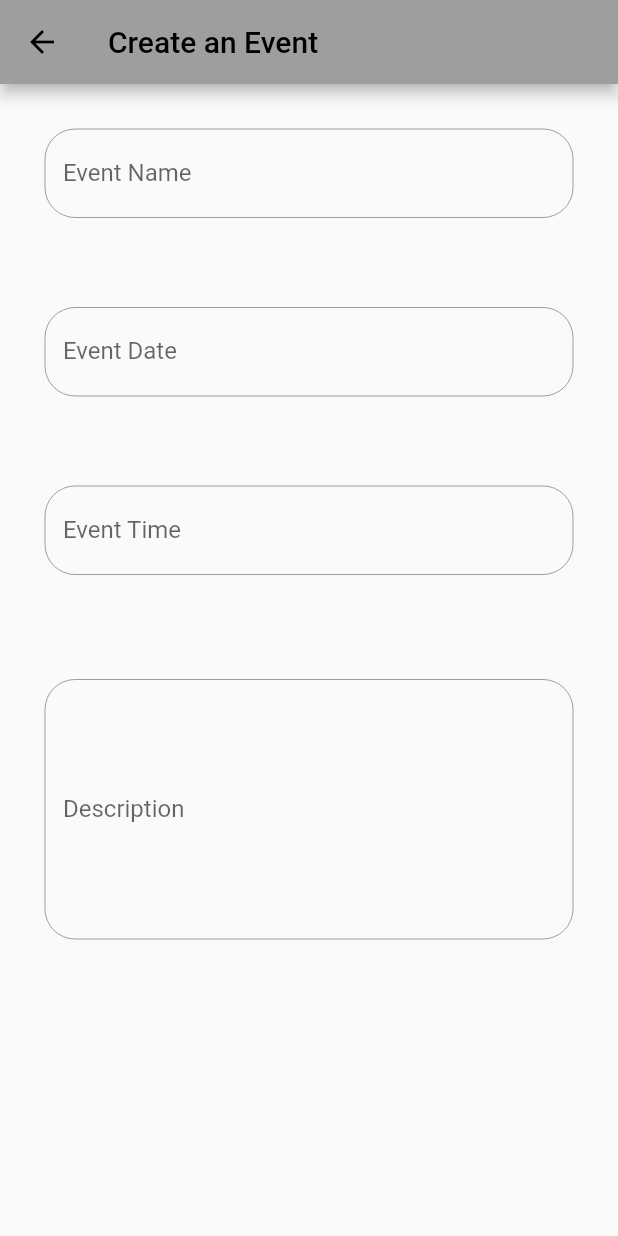
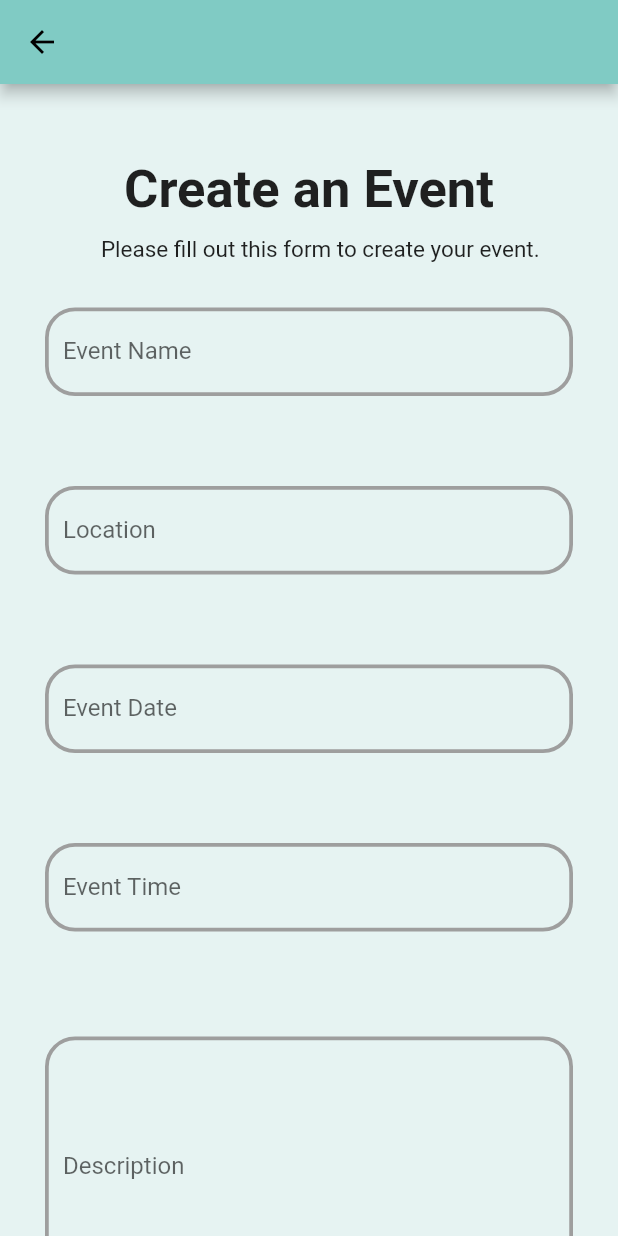
Before and after one commit to sergiovasquez122/491b, a Flutter app: the CreateEventView screen opened directly, on a phone screen of 412 x 824 dp. Run offline on Flutter 3.47's test engine with Material 2 defaults, Android fonts, the phone set to English and light mode, and no system bars; our stand-ins replace firebase_auth, flutter_pw_validator; accounts and stored records are empty.

Commit message:
Updated create event form UI
Added a button at the end of the form and made the page look nicer.

```diff
--- a/getoutapp/lib/ui/createEvent/create_event_view.dart
+++ b/getoutapp/lib/ui/createEvent/create_event_view.dart
@@ -23,9 +23,12 @@ class _CreateEventViewState extends State<CreateEventView> {
 
 
    Widget build(BuildContext context) {
+
     return Scaffold(
+      backgroundColor: Color.fromARGB(255, 230, 243, 242),
       appBar: AppBar(
-        title: Text('Create an Event'),
+        backgroundColor: Colors.teal[200]
+        //title: Text('Create an Event'),
       ),
       body: SingleChildScrollView(
         child: Form(
@@ -34,6 +37,18 @@ class _CreateEventViewState extends State<CreateEventView> {
             mainAxisAlignment: MainAxisAlignment.spaceEvenly,
 
             children: [
+              Padding(
+                padding: const EdgeInsets.only(top: 50.0),
+                child: Text('Create an Event',
+                      style:
+                          TextStyle(fontWeight: FontWeight.bold, fontSize: 35)),
+              ),
+                SizedBox(height: 10),
+                Padding(
+                  padding: const EdgeInsets.only(left: 60.0, right: 45.0),
+                  child: Text('Please fill out this form to create your event.',
+                      style: TextStyle(fontSize: 15)),
+                ),
               // event name
               Padding(
                 padding: const EdgeInsets.all(30.0),
@@ -44,7 +59,21 @@ class _CreateEventViewState extends State<CreateEventView> {
                     enabledBorder: OutlineInputBorder(
                       borderRadius: BorderRadius.all(Radius.circular(20.0)),
                       borderSide:
-                        BorderSide(color: Colors.grey, width: 0.0)
+                        BorderSide(color: Colors.grey, width: 2.5)
+                    )
+                  ),
+                ),
+              ),
+              Padding(
+                padding: const EdgeInsets.all(30.0),
+                child: TextFormField(
+                  decoration: const InputDecoration(
+                    //icon: Icon(Icons.app_registration),
+                    labelText: 'Location',
+                    enabledBorder: OutlineInputBorder(
+                      borderRadius: BorderRadius.all(Radius.circular(20.0)),
+                      borderSide:
+                        BorderSide(color: Colors.grey, width: 2.5)
                     )
                   ),
                 ),
@@ -58,7 +87,7 @@ class _CreateEventViewState extends State<CreateEventView> {
                     enabledBorder: OutlineInputBorder(
                       borderRadius: BorderRadius.all(Radius.circular(20.0)),
                       borderSide:
-                        BorderSide(color: Colors.grey, width: 0.0)
+                        BorderSide(color: Colors.grey, width: 2.5)
                     )
                   ),
                 ),
@@ -72,7 +101,7 @@ class _CreateEventViewState extends State<CreateEventView> {
                     enabledBorder: OutlineInputBorder(
                       borderRadius: BorderRadius.all(Radius.circular(20.0)),
                       borderSide:
-                        BorderSide(color: Colors.grey, width: 0.0)
+                        BorderSide(color: Colors.grey, width: 2.5)
                     )
                   ),
                 ),
@@ -90,11 +119,19 @@ class _CreateEventViewState extends State<CreateEventView> {
                     enabledBorder: OutlineInputBorder(
                       borderRadius: BorderRadius.all(Radius.circular(20.0)),
                       borderSide:
-                        BorderSide(color: Colors.grey, width: 0.0)
+                        BorderSide(color: Colors.grey, width: 2.5)
                     )
                   ),
                 ),
               ),
+
+              Padding(
+                    padding: const EdgeInsets.symmetric(horizontal: 25.0),
+                    child: ElevatedButton(
+                      onPressed: () {
+                      },
+                      child: const Text('Create'),
+                    )),
 
 
             ],
```
